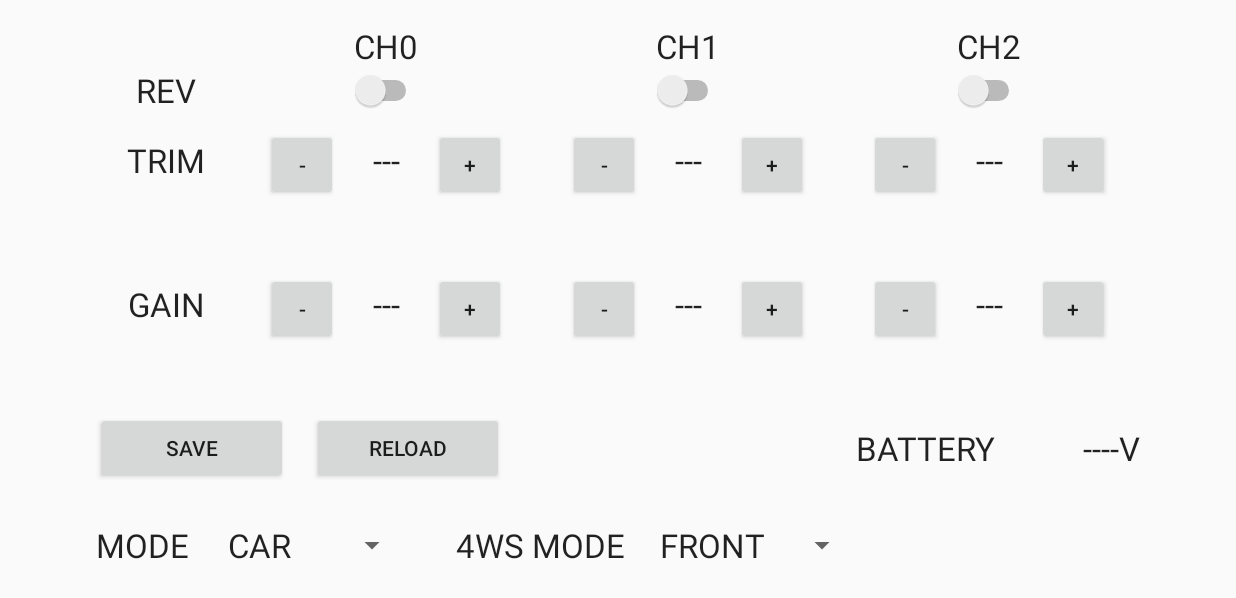
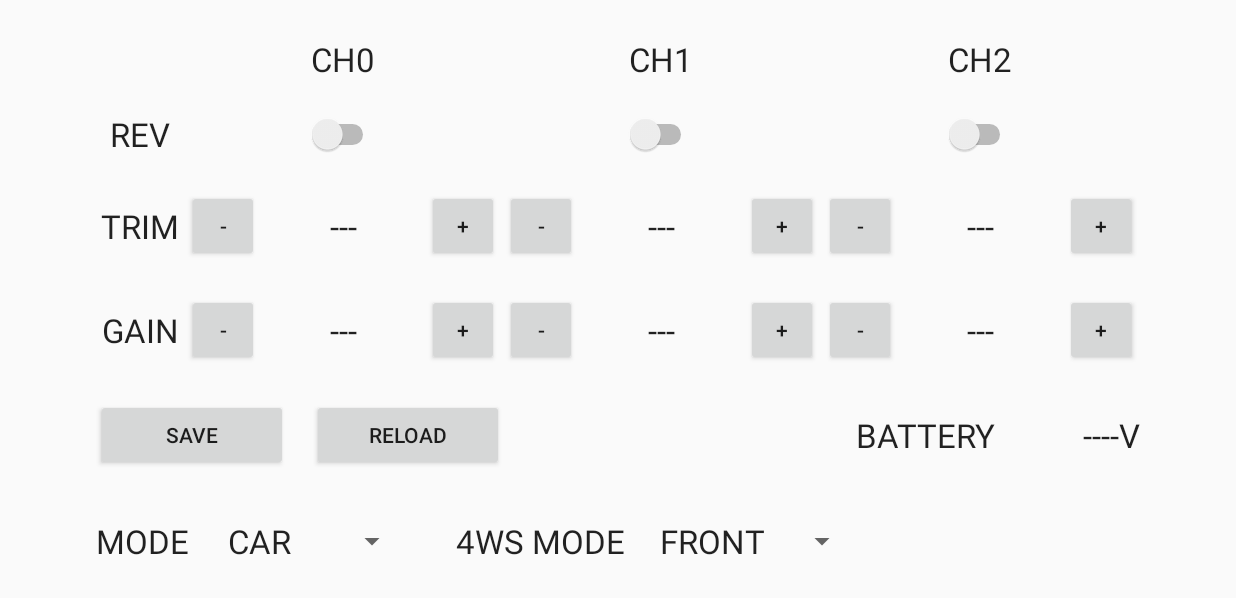
Before and after one commit to lipoyang/GPPropoWiFi-Android, an Android app: the SettingActivity screen opened directly, with no data from a screen before it, on a phone screen of 824 x 412 dp (held sideways). Shown: the top 598 px of the screen. Run offline under Robolectric (Android 15) with nearby library versions, the phone set to English and light mode, and no system bars; 1 statement that could not run was skipped.

Commit message:
設定画面のレイアウトの不具合の修正

```diff
--- a/GPPropoWiFi/gpPropoWiFi/build.gradle
+++ b/GPPropoWiFi/gpPropoWiFi/build.gradle
@@ -6,10 +6,10 @@ android {
 
     defaultConfig {
         applicationId "net.lipoyang.gppropowifi"
-        minSdkVersion 14
+        minSdkVersion 17
         targetSdkVersion 23
-        versionCode 2
-        versionName "1.1"
+        versionCode 3
+        versionName "1.2"
     }
 
     buildTypes {
--- a/GPPropoWiFi/gpPropoWiFi/src/main/res/layout/activity_setting.xml
+++ b/GPPropoWiFi/gpPropoWiFi/src/main/res/layout/activity_setting.xml
@@ -20,19 +20,21 @@
         app:rowCount="4"
         app:columnCount="4"
         android:id="@+id/tableLayout">
+            <!--<TextView-->
+                <!--android:layout_width="wrap_content"-->
+                <!--android:layout_height="wrap_content"-->
+                <!--app:layout_gravity="fill"-->
+                <!--android:textAppearance="?android:attr/textAppearanceLarge"-->
+                <!--android:text="hoge"-->
+                <!--app:layout_row="0"-->
+                <!--app:layout_column="0"-->
+                <!--/>-->
             <TextView
                 android:layout_width="wrap_content"
                 android:layout_height="wrap_content"
-                app:layout_gravity="center"
-                app:layout_columnWeight="1"
-                android:textAppearance="?android:attr/textAppearanceLarge"
-                android:text=" "
-                app:layout_row="0"
-                app:layout_column="0" />
-            <TextView
-                android:layout_width="wrap_content"
-                android:layout_height="wrap_content"
-                app:layout_gravity="center"
+                app:layout_gravity="fill"
+                android:gravity="center"
+                app:layout_rowWeight="1"
                 app:layout_columnWeight="1"
                 android:textAppearance="?android:attr/textAppearanceLarge"
                 android:text="CH0"
@@ -42,7 +44,9 @@
             <TextView
                 android:layout_width="wrap_content"
                 android:layout_height="wrap_content"
-                app:layout_gravity="center"
+                app:layout_gravity="fill"
+                android:gravity="center"
+                app:layout_rowWeight="1"
                 app:layout_columnWeight="1"
                 android:textAppearance="?android:attr/textAppearanceLarge"
                 android:text="CH1"
@@ -52,7 +56,9 @@
             <TextView
                 android:layout_width="wrap_content"
                 android:layout_height="wrap_content"
-                app:layout_gravity="center"
+                app:layout_gravity="fill"
+                android:gravity="center"
+                app:layout_rowWeight="1"
                 app:layout_columnWeight="1"
                 android:textAppearance="?android:attr/textAppearanceLarge"
                 android:text="CH2"
@@ -62,26 +68,32 @@
 
             <TextView
                 app:layout_gravity="center"
-                app:layout_columnWeight="1"
+                android:gravity="center"
+                app:layout_rowWeight="1"
                 android:textAppearance="?android:attr/textAppearanceLarge"
                 android:text="REV"
                 android:id="@+id/textRev"
                 app:layout_row="1"
-                app:layout_column="0" />
+                app:layout_column="0"
+                android:layout_margin="3dp"
+                />
             <Switch
                 app:layout_gravity="center"
+                app:layout_rowWeight="1"
                 app:layout_columnWeight="1"
                 android:id="@+id/switchRev0"
                 app:layout_row="1"
                 app:layout_column="1" />
             <Switch
                 app:layout_gravity="center"
+                app:layout_rowWeight="1"
                 app:layout_columnWeight="1"
                 android:id="@+id/switchRev1"
                 app:layout_row="1"
                 app:layout_column="2" />
             <Switch
                 app:layout_gravity="center"
+                app:layout_rowWeight="1"
                 app:layout_columnWeight="1"
                 android:id="@+id/switchRev2"
                 app:layout_row="1"
@@ -89,26 +101,35 @@
 
             <TextView
                 app:layout_gravity="center"
-                app:layout_columnWeight="1"
+                android:gravity="center"
+                app:layout_rowWeight="1"
                 android:textAppearance="?android:attr/textAppearanceLarge"
                 android:text="TRIM"
                 android:id="@+id/textTRIM"
                 app:layout_row="2"
-                app:layout_column="0" />
+                app:layout_column="0"
+                android:layout_margin="3dp"
+                />
             <net.lipoyang.gppropowifi.NumericUpDownView
-                app:layout_gravity="center"
+                app:layout_gravity="fill"
+                android:gravity="center"
+                app:layout_rowWeight="1"
                 app:layout_columnWeight="1"
                 android:id="@+id/viewTrim0"
                 app:layout_row="2"
                 app:layout_column="1" />
             <net.lipoyang.gppropowifi.NumericUpDownView
-                app:layout_gravity="center"
+                app:layout_gravity="fill"
+                android:gravity="center"
+                app:layout_rowWeight="1"
                 app:layout_columnWeight="1"
                 android:id="@+id/viewTrim1"
                 app:layout_row="2"
                 app:layout_column="2" />
             <net.lipoyang.gppropowifi.NumericUpDownView
-                app:layout_gravity="center"
+                app:layout_gravity="fill"
+                android:gravity="center"
+                app:layout_rowWeight="1"
                 app:layout_columnWeight="1"
                 android:id="@+id/viewTrim2"
                 app:layout_row="2"
@@ -116,26 +137,35 @@
 
             <TextView
                 app:layout_gravity="center"
-                app:layout_columnWeight="1"
+                android:gravity="center"
+                app:layout_rowWeight="1"
                 android:textAppearance="?android:attr/textAppearanceLarge"
                 android:text="GAIN"
                 android:id="@+id/textGAIN"
                 app:layout_row="3"
-                app:layout_column="0" />
+                app:layout_column="0"
+                android:layout_margin="3dp"
+                />
             <net.lipoyang.gppropowifi.NumericUpDownView
-                app:layout_gravity="center"
+                app:layout_gravity="fill"
+                android:gravity="center"
+                app:layout_rowWeight="1"
                 app:layout_columnWeight="1"
                 android:id="@+id/viewGain0"
                 app:layout_row="3"
                 app:layout_column="1" />
             <net.lipoyang.gppropowifi.NumericUpDownView
-                app:layout_gravity="center"
+                app:layout_gravity="fill"
+                android:gravity="center"
+                app:layout_rowWeight="1"
                 app:layout_columnWeight="1"
                 android:id="@+id/viewGain1"
                 app:layout_row="3"
                 app:layout_column="2" />
             <net.lipoyang.gppropowifi.NumericUpDownView
-                app:layout_gravity="center"
+                app:layout_gravity="fill"
+                android:gravity="center"
+                app:layout_rowWeight="1"
                 app:layout_columnWeight="1"
                 android:id="@+id/viewGain2"
                 app:layout_row="3"
--- a/GPPropoWiFi/gpPropoWiFi/src/main/res/layout/numeric_updown_view.xml
+++ b/GPPropoWiFi/gpPropoWiFi/src/main/res/layout/numeric_updown_view.xml
@@ -1,25 +1,32 @@
 <?xml version="1.0" encoding="utf-8"?>
 <LinearLayout xmlns:android="http://schemas.android.com/apk/res/android"
     android:orientation="horizontal" android:layout_width="match_parent"
-    android:layout_height="match_parent">
+    android:layout_height="match_parent"
+    android:padding="2dp">
 
     <Button
         android:layout_width="48dp"
         android:layout_height="48dp"
         android:text="-"
+        android:layout_gravity="center"
+        android:gravity="center"
         android:id="@+id/buttonDown" />
 
     <TextView
-        android:layout_width="64dp"
-        android:layout_height="64dp"
+        android:layout_width="match_parent"
+        android:layout_height="wrap_content"
+        android:layout_gravity="center"
         android:gravity="center"
         android:textAppearance="?android:attr/textAppearanceLarge"
         android:text="---"
+        android:layout_weight="1"
         android:id="@+id/textValue" />
 
     <Button
         android:layout_width="48dp"
         android:layout_height="48dp"
         android:text="+"
+        android:layout_gravity="center"
+        android:gravity="center"
         android:id="@+id/buttonUp" />
 </LinearLayout>
```
Also changed, not shown: 1 other file.
